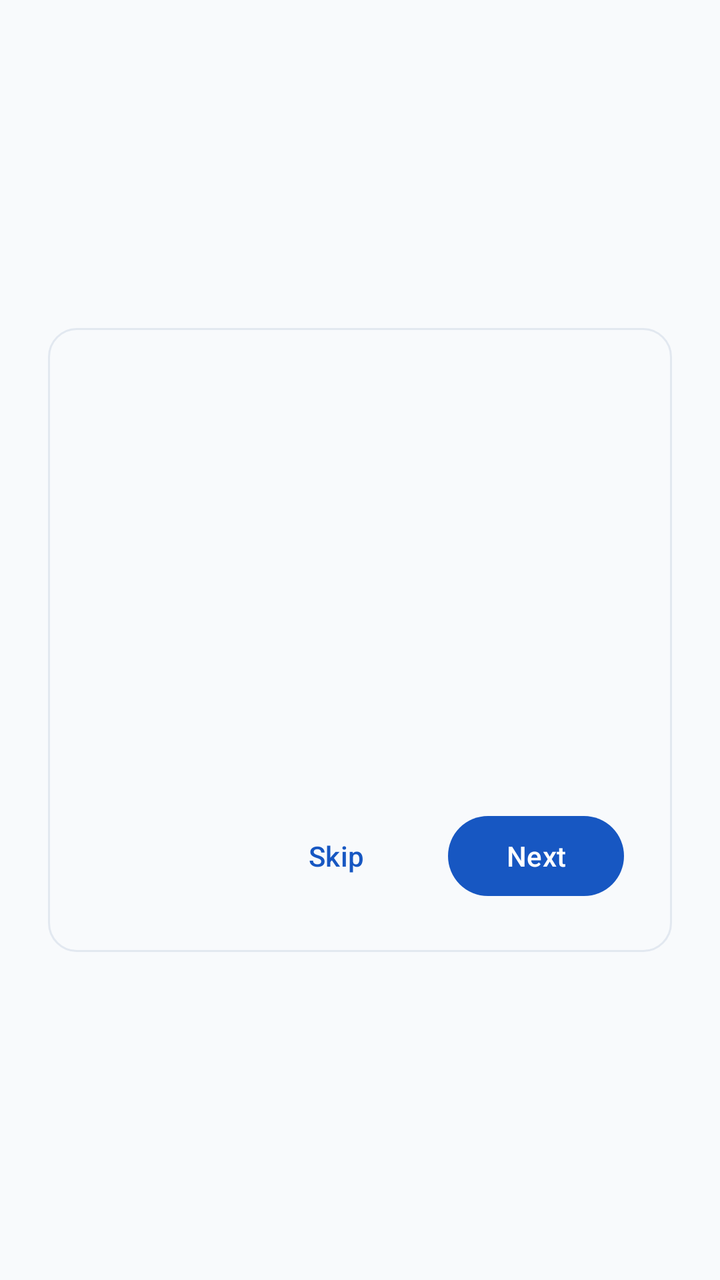
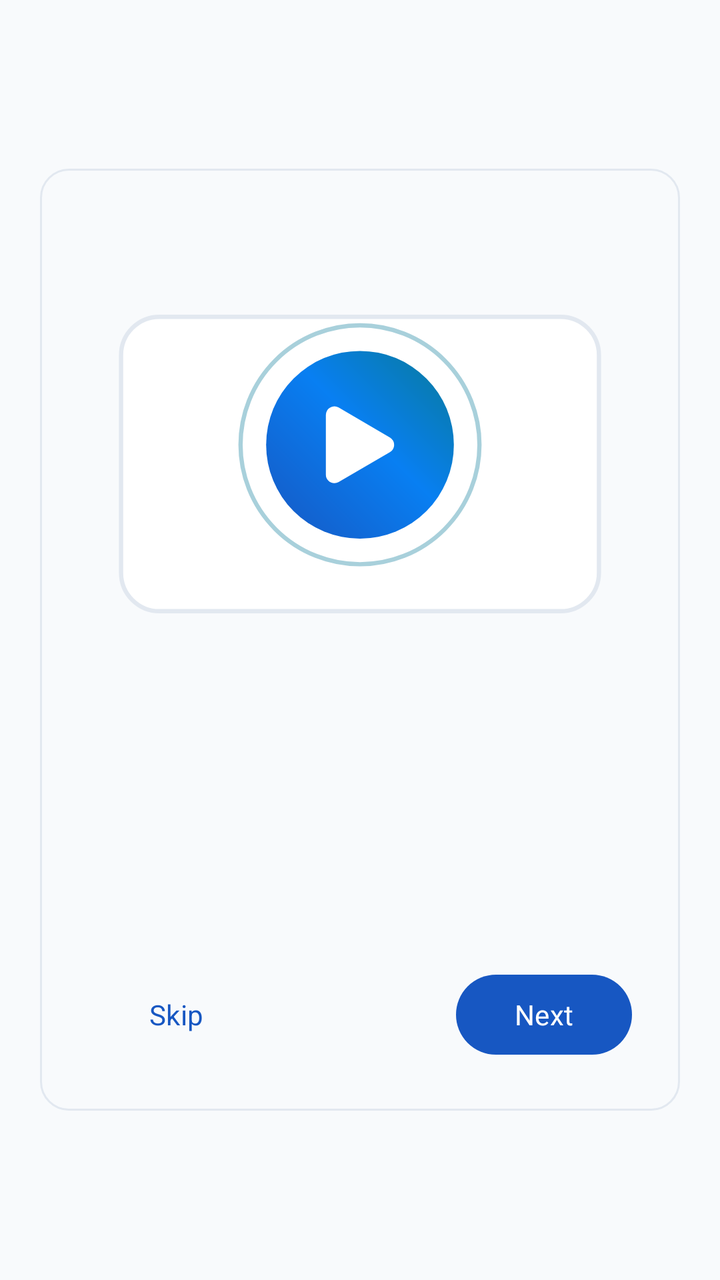

Screens rendered from an Android XML layout before and after an edit, with the pre-edit source and the edit as a unified diff.
<!-- AndroidManifest.xml: application theme Theme.Levix -->
<!-- res/layout/activity_onboarding.xml -->
<?xml version="1.0" encoding="utf-8"?>
<LinearLayout xmlns:android="http://schemas.android.com/apk/res/android"
    android:layout_width="match_parent"
    android:layout_height="match_parent"
    android:background="@color/levix_bg"
    android:gravity="center"
    android:orientation="vertical"
    android:padding="24dp">

    <LinearLayout
        android:layout_width="match_parent"
        android:layout_height="wrap_content"
        android:background="@drawable/bg_card_raised"
        android:orientation="vertical"
        android:padding="24dp">

        <TextView
            android:id="@+id/guideProgress"
            android:layout_width="match_parent"
            android:layout_height="wrap_content"
            android:textColor="@color/levix_cyan"
            android:textSize="13sp" />

        <TextView
            android:id="@+id/guideTitle"
            android:layout_width="match_parent"
            android:layout_height="wrap_content"
            android:layout_marginTop="20dp"
            android:textColor="@color/levix_text"
            android:textSize="24sp"
            android:textStyle="bold" />

        <TextView
            android:id="@+id/guideBody"
            android:layout_width="match_parent"
            android:layout_height="wrap_content"
            android:layout_marginTop="12dp"
            android:minHeight="110dp"
            android:lineSpacingMultiplier="1.2"
            android:textColor="@color/levix_text_muted"
            android:textSize="16sp" />

        <LinearLayout
            android:layout_width="match_parent"
            android:layout_height="wrap_content"
            android:layout_marginTop="24dp"
            android:gravity="end"
            android:orientation="horizontal">

            <Button
                android:id="@+id/guideSkip"
                style="@style/Widget.Material3.Button.TextButton"
                android:layout_width="wrap_content"
                android:layout_height="wrap_content"
                android:text="@string/guide_skip" />

            <Button
                android:id="@+id/guideNext"
                android:layout_width="wrap_content"
                android:layout_height="wrap_content"
                android:layout_marginStart="12dp"
                android:text="@string/guide_next" />
        </LinearLayout>
    </LinearLayout>
</LinearLayout>
<!-- resources referenced by this layout -->
<resources>
  <color name="levix_bg">#f8fafc</color>
  <color name="levix_cyan">#087a98</color>
  <color name="levix_text">#0f172a</color>
  <color name="levix_text_muted">#64748b</color>
  <!-- drawable bg_card_raised (drawable) -->
  <?xml version="1.0" encoding="utf-8"?>
  <shape xmlns:android="http://schemas.android.com/apk/res/android"
      android:shape="rectangle">
      <solid android:color="@color/levix_panel_raised" />
      <stroke
          android:width="1dp"
          android:color="@color/levix_border" />
      <corners android:radius="14dp" />
  </shape>
  <string name="guide_next">Next</string>
  <string name="guide_skip">Skip</string>
  <style name="Theme.Levix" parent="Theme.Material3.DayNight.NoActionBar">
          
          <item name="colorPrimary">@color/levix_blue</item>
          <item name="colorPrimaryContainer">@color/levix_panel_raised</item>
          <item name="colorOnPrimary">#FFFFFF</item>
          <item name="colorSecondary">@color/levix_cyan</item>
          <item name="colorOnSecondary">@color/levix_bg</item>
  
          
          <item name="android:windowBackground">@color/levix_bg</item>
          <item name="colorSurface">@color/levix_panel</item>
          <item name="colorSurfaceVariant">@color/levix_panel_raised</item>
          <item name="colorOnSurface">@color/levix_text</item>
          <item name="colorOnSurfaceVariant">@color/levix_text_muted</item>
  
      </style>
  <color name="levix_panel_raised">#f8fafc</color>
  <color name="levix_border">#e2e8f0</color>
  <color name="levix_blue">#1757c2</color>
  <color name="levix_panel">#ffffff</color>
</resources>

<!-- the commit's change to res/layout/activity_onboarding.xml (unified diff, before → after) -->
@@ -1,65 +1,108 @@
 <?xml version="1.0" encoding="utf-8"?>
-<LinearLayout xmlns:android="http://schemas.android.com/apk/res/android"
+<ScrollView xmlns:android="http://schemas.android.com/apk/res/android"
+    xmlns:tools="http://schemas.android.com/tools"
     android:layout_width="match_parent"
     android:layout_height="match_parent"
-    android:background="@color/levix_bg"
-    android:gravity="center"
-    android:orientation="vertical"
-    android:padding="24dp">
+    android:fillViewport="true">
 
+    
     <LinearLayout
         android:layout_width="match_parent"
         android:layout_height="wrap_content"
-        android:background="@drawable/bg_card_raised"
+        android:gravity="center"
         android:orientation="vertical"
-        android:padding="24dp">
-
-        <TextView
-            android:id="@+id/guideProgress"
-            android:layout_width="match_parent"
-            android:layout_height="wrap_content"
-            android:textColor="@color/levix_cyan"
-            android:textSize="13sp" />
-
-        <TextView
-            android:id="@+id/guideTitle"
-            android:layout_width="match_parent"
-            android:layout_height="wrap_content"
-            android:layout_marginTop="20dp"
-            android:textColor="@color/levix_text"
-            android:textSize="24sp"
-            android:textStyle="bold" />
-
-        <TextView
-            android:id="@+id/guideBody"
-            android:layout_width="match_parent"
-            android:layout_height="wrap_content"
-            android:layout_marginTop="12dp"
-            android:minHeight="110dp"
-            android:lineSpacingMultiplier="1.2"
-            android:textColor="@color/levix_text_muted"
-            android:textSize="16sp" />
+        android:padding="20dp">
 
         <LinearLayout
             android:layout_width="match_parent"
             android:layout_height="wrap_content"
-            android:layout_marginTop="24dp"
-            android:gravity="end"
-            android:orientation="horizontal">
+            android:background="@drawable/bg_card_raised"
+            android:orientation="vertical"
+            android:padding="24dp"
+            tools:ignore="UselessParent">
 
-            <Button
-                android:id="@+id/guideSkip"
-                style="@style/Widget.Material3.Button.TextButton"
+            <TextView
+                android:id="@+id/guideProgress"
+                android:layout_width="match_parent"
+                android:layout_height="wrap_content"
+                android:fontFamily="?attr/fontFamily"
+                android:textColor="@color/levix_cyan"
+                android:textSize="13sp"
+                android:textStyle="bold" />
+
+            <LinearLayout
+                android:id="@+id/guideDots"
                 android:layout_width="wrap_content"
                 android:layout_height="wrap_content"
-                android:text="@string/guide_skip" />
+                android:layout_marginTop="10dp"
+                android:importantForAccessibility="no"
+                android:orientation="horizontal" />
 
-            <Button
-                android:id="@+id/guideNext"
-                android:layout_width="wrap_content"
+            <ImageView
+                android:id="@+id/guideArt"
+                android:layout_width="match_parent"
                 android:layout_height="wrap_content"
-                android:layout_marginStart="12dp"
-                android:text="@string/guide_next" />
+                android:layout_marginTop="16dp"
+                android:adjustViewBounds="true"
+                android:contentDescription="@null"
+                android:importantForAccessibility="no"
+                android:maxHeight="160dp"
+                android:scaleType="fitCenter"
+                android:src="@drawable/guide_step_start" />
+
+            <TextView
+                android:id="@+id/guideTitle"
+                android:layout_width="match_parent"
+                android:layout_height="wrap_content"
+                android:layout_marginTop="18dp"
+                android:textColor="@color/levix_text"
+                android:textSize="@dimen/guide_title_size"
+                android:textStyle="bold" />
+
+            <TextView
+                android:id="@+id/guideBody"
+                android:layout_width="match_parent"
+                android:layout_height="wrap_content"
+                android:layout_marginTop="10dp"
+                android:lineSpacingMultiplier="1.2"
+                android:minHeight="96dp"
+                android:textColor="@color/levix_text_muted"
+                android:textSize="@dimen/guide_body_size" />
+
+            <LinearLayout
+                android:layout_width="match_parent"
+                android:layout_height="wrap_content"
+                android:layout_marginTop="18dp"
+                android:gravity="center_vertical"
+                android:orientation="horizontal">
+
+                <Button
+                    android:id="@+id/guideSkip"
+                    style="@style/Widget.Material3.Button.TextButton"
+                    android:layout_width="wrap_content"
+                    android:layout_height="wrap_content"
+                    android:text="@string/guide_skip" />
+
+                <Space
+                    android:layout_width="0dp"
+                    android:layout_height="1dp"
+                    android:layout_weight="1" />
+
+                <Button
+                    android:id="@+id/guideBack"
+                    style="@style/Widget.Material3.Button.TextButton"
+                    android:layout_width="wrap_content"
+                    android:layout_height="wrap_content"
+                    android:text="@string/guide_back"
+                    android:visibility="gone" />
+
+                <Button
+                    android:id="@+id/guideNext"
+                    android:layout_width="wrap_content"
+                    android:layout_height="wrap_content"
+                    android:layout_marginStart="8dp"
+                    android:text="@string/guide_next" />
+            </LinearLayout>
         </LinearLayout>
     </LinearLayout>
-</LinearLayout>
+</ScrollView>
<!-- resource entries referenced after the edit -->
@@ -4,6 +4,8 @@
   <color name="levix_cyan">#087a98</color>
   <color name="levix_text">#0f172a</color>
   <color name="levix_text_muted">#64748b</color>
+  <dimen name="guide_body_size">15sp</dimen>
+  <dimen name="guide_title_size">22sp</dimen>
   <!-- drawable bg_card_raised (drawable) -->
   <?xml version="1.0" encoding="utf-8"?>
   <shape xmlns:android="http://schemas.android.com/apk/res/android"
@@ -14,9 +16,65 @@
           android:color="@color/levix_border" />
       <corners android:radius="14dp" />
   </shape>
+  <!-- drawable guide_step_start (drawable) -->
+  <?xml version="1.0" encoding="utf-8"?>
+  <vector xmlns:android="http://schemas.android.com/apk/res/android"
+      xmlns:aapt="http://schemas.android.com/aapt"
+      android:width="200dp"
+      android:height="125dp"
+      android:viewportWidth="240"
+      android:viewportHeight="150">
+  
+      
+      <path
+          android:fillColor="@color/levix_panel"
+          android:pathData="M26,6H214A18,18 0 0,1 232,24V126A18,18 0 0,1 214,144H26A18,18 0 0,1 8,126V24A18,18 0 0,1 26,6Z"
+          android:strokeColor="@color/levix_border"
+          android:strokeWidth="2" />
+  
+      
+      <path
+          android:pathData="M64,66A56,56 0 1,0 176,66A56,56 0 1,0 64,66Z"
+          android:strokeAlpha="0.35"
+          android:strokeColor="@color/levix_cyan"
+          android:strokeWidth="2" />
+  
+      
+      <path
+          android:pathData="M76,66A44,44 0 1,0 164,66A44,44 0 1,0 76,66Z">
+          <aapt:attr name="android:fillColor">
+              <gradient
+                  android:endX="164"
+                  android:endY="22"
+                  android:startX="76"
+                  android:startY="110"
+                  android:type="linear">
+                  <item android:color="@color/levix_blue" android:offset="0.0" />
+                  <item android:color="@color/levix_blue_mid" android:offset="0.55" />
+                  <item android:color="@color/levix_cyan" android:offset="1.0" />
+              </gradient>
+          </aapt:attr>
+      </path>
+  
+      
+      <path
+          android:fillColor="#FFFFFF"
+          android:pathData="M108,52L108,80L132,66Z"
+          android:strokeColor="#FFFFFF"
+          android:strokeLineJoin="round"
+          android:strokeWidth="8" />
+  </vector>
+  <string name="guide_back">Back</string>
   <string name="guide_next">Next</string>
   <string name="guide_skip">Skip</string>
-  <style name="Theme.Levix" parent="Theme.Material3.DayNight.NoActionBar">
+  <style name="Theme.Levix" parent="Theme.Levix.Base" />
+  <color name="levix_panel_raised">#f8fafc</color>
+  <color name="levix_border">#e2e8f0</color>
+  <color name="levix_blue">#1757c2</color>
+  <color name="levix_blue_mid">#087ff2</color>
+  <style name="Theme.Levix.Base" parent="Theme.Material3.DayNight.NoActionBar">
+          <item name="fontFamily">sans-serif</item>
+          <item name="android:fontFamily">sans-serif</item>
           
           <item name="colorPrimary">@color/levix_blue</item>
           <item name="colorPrimaryContainer">@color/levix_panel_raised</item>
@@ -32,9 +90,6 @@
           <item name="colorOnSurfaceVariant">@color/levix_text_muted</item>
   
       </style>
-  <color name="levix_panel_raised">#f8fafc</color>
-  <color name="levix_border">#e2e8f0</color>
-  <color name="levix_blue">#1757c2</color>
   <color name="levix_panel">#ffffff</color>
 </resources>
 
